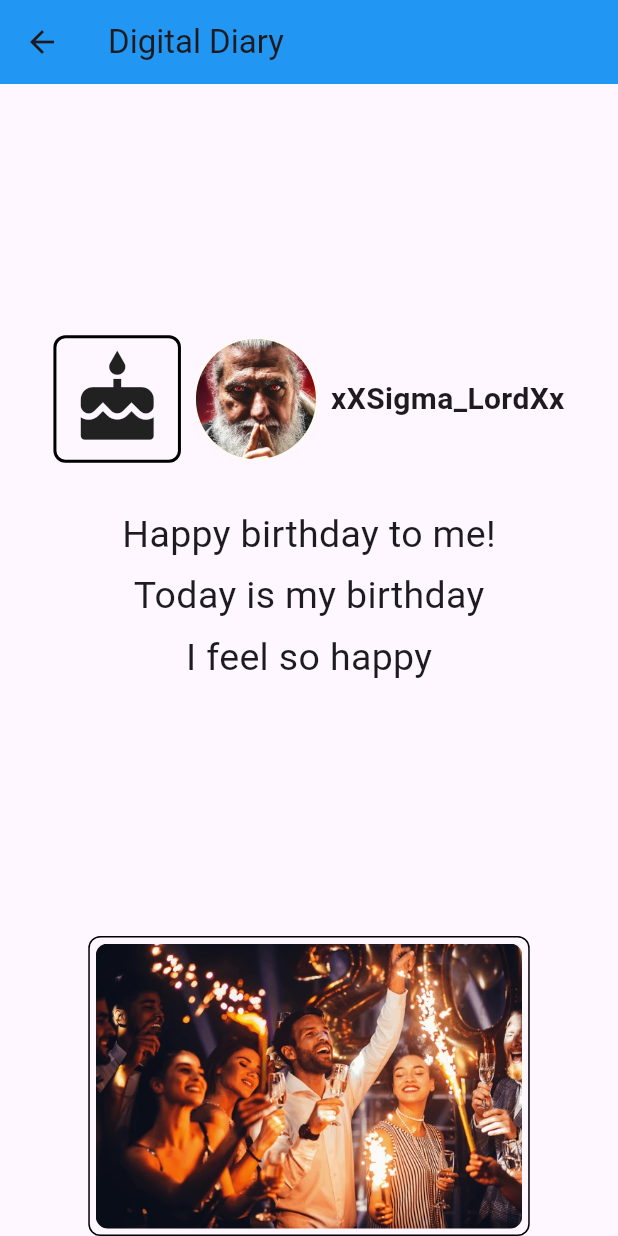
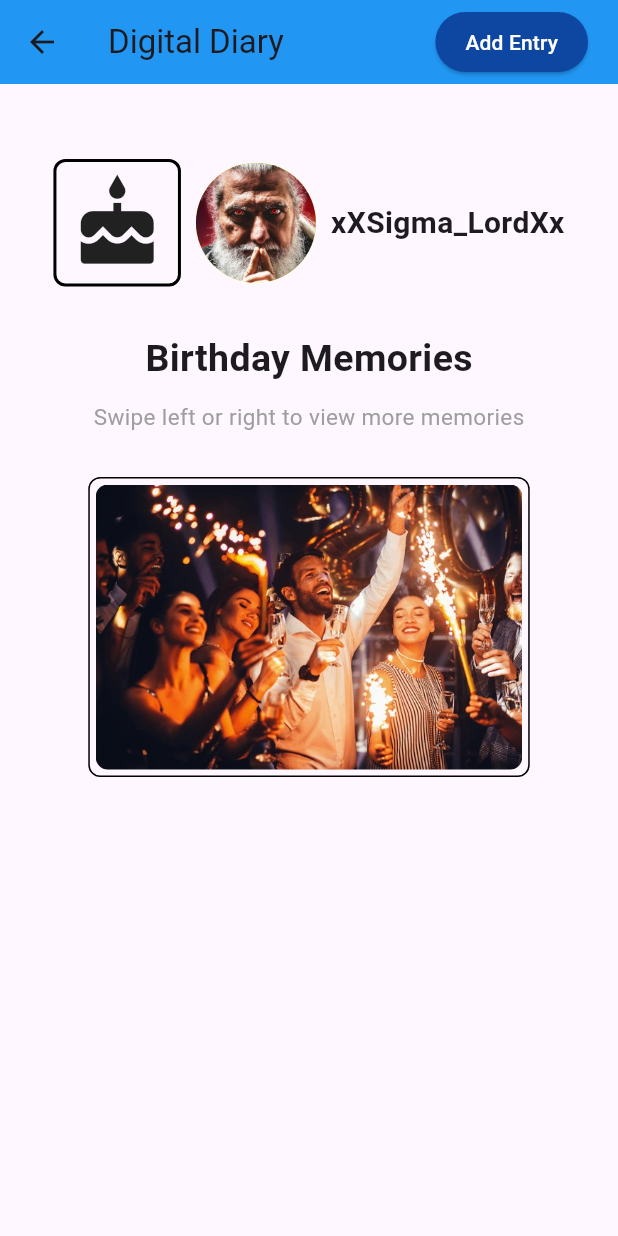
Before and after one commit to RPCARBO/cc206-digital_diary, a Flutter app: the DiaryLog screen opened by its route, on a phone screen of 412 x 824 dp. Run offline on Flutter 3.47's test engine with Material 3 defaults, Android fonts, the phone set to English and light mode, and no system bars; our stand-ins replace confetti.

Commit message:
Implemented routing and other critical features

```diff
--- a/cc206_digital_diary/analysis_options.yaml
+++ b/cc206_digital_diary/analysis_options.yaml
@@ -7,6 +7,9 @@
 
 # The following line activates a set of recommended lints for Flutter apps,
 # packages, and plugins designed to encourage good coding practices.
+analyzer:
+  errors:
+    library_private_types_in_public_api: ignore
 include: package:flutter_lints/flutter.yaml
 
 linter:
--- a/cc206_digital_diary/lib/features/diary_log.dart
+++ b/cc206_digital_diary/lib/features/diary_log.dart
@@ -1,9 +1,10 @@
 // ignore_for_file: unused_field
 
+import 'dart:math';
 import 'package:flutter/material.dart';
 import 'display_user_avatar.dart'; // Import the UserAvatar widget
 import 'package:confetti/confetti.dart'; // Import the Confetti package
-import 'dart:math'; // For blastDirection
+import 'diary_entry.dart'; // Import the DiaryEntry screen
 
 class DiaryLog extends StatefulWidget {
   const DiaryLog({super.key});
@@ -16,7 +17,6 @@ class DiaryLog extends StatefulWidget {
   ];
 
   @override
-  // ignore: library_private_types_in_public_api
   _DiaryLogState createState() => _DiaryLogState();
 }
 
@@ -28,7 +28,10 @@ class _DiaryLogState extends State<DiaryLog> with SingleTickerProviderStateMixin
   late AnimationController _animationController;
   late Animation<double> _animation;
 
-  double _fontsize = 25.0;
+  final double _fontsize = 25.0;
+  double _scaleFactor = 1.0; // Variable to track scale factor
+
+  final List<Map<String, dynamic>> _entries = []; // List to store diary entries
 
   @override
   void initState() {
@@ -95,8 +98,28 @@ class _DiaryLogState extends State<DiaryLog> with SingleTickerProviderStateMixin
 
   void _onScaleUpdate(ScaleUpdateDetails details) {
     setState(() {
-      _fontsize = (25.0 * details.scale).clamp(15.0, 50.0);
+      _scaleFactor = (details.scale).clamp(0.5, 2.0); // Scale between 0.5 and 2.0
     });
+  }
+
+  void _onScaleEnd(ScaleEndDetails details) {
+    // Reset scale factor after gesture ends
+    setState(() {
+      _scaleFactor = 1.0;
+    });
+  }
+
+  void _navigateToAddEntry() async {
+    final newEntry = await Navigator.push<Map<String, dynamic>>(
+      context,
+      MaterialPageRoute(builder: (context) => const DiaryEntry()),
+    );
+
+    if (newEntry != null) {
+      setState(() {
+        _entries.add(newEntry); // Add the new entry to the list
+      });
+    }
   }
 
   @override
@@ -105,15 +128,32 @@ class _DiaryLogState extends State<DiaryLog> with SingleTickerProviderStateMixin
       appBar: AppBar(
         title: const Text('Digital Diary'),
         backgroundColor: Colors.blue,
+        actions: [
+          Padding(
+            padding: const EdgeInsets.only(right: 20.0),
+            child: ElevatedButton(
+              onPressed: _navigateToAddEntry,
+              style: ElevatedButton.styleFrom(
+                backgroundColor: Colors.blue[900], // Slightly darker than blue
+                padding: const EdgeInsets.symmetric(horizontal: 20, vertical: 10),
+              ),
+              child: const Text(
+                'Add Entry',
+                style: TextStyle(color: Colors.white),
+              ),
+            ),
+          )
+        ],
       ),
       body: Stack(
         children: [
           GestureDetector(
             onHorizontalDragEnd: _onHorizontalDragEnd,
-            onScaleUpdate: _onScaleUpdate, // Trigger live scaling on pinch
+            onScaleUpdate: _onScaleUpdate,
+            onScaleEnd: _onScaleEnd, // Add the scale end callback
             child: Column(
               children: [
-                const Spacer(), // Pushes the content below
+                const SizedBox(height: 50),
                 Row(
                   mainAxisAlignment: MainAxisAlignment.center,
                   children: [
@@ -133,7 +173,7 @@ class _DiaryLogState extends State<DiaryLog> with SingleTickerProviderStateMixin
                         ),
                       ),
                     ),
-                    const SizedBox(width: 10), // Space between icon and avatar
+                    const SizedBox(width: 10),
                     const Row(
                       children: [
                         UserAvatar(imageUrl: 'assets/avatar.jpg'), // Temporary avatar
@@ -146,33 +186,29 @@ class _DiaryLogState extends State<DiaryLog> with SingleTickerProviderStateMixin
                     ),
                   ],
                 ),
-                const SizedBox(height: 30), // Space adjustment between Row and text
+                const SizedBox(height: 30),
                 Center(
                   child: Column(
                     children: [
                       Text(
-                        "Happy birthday to me!",
-                        style: TextStyle(fontSize: _fontsize), // Adjust font size
+                        'Birthday Memories',
+                        style: TextStyle(fontSize: _fontsize, fontWeight: FontWeight.bold),
                       ),
-                      const SizedBox(height: 5),
+                      const SizedBox(height: 10),
                       Text(
-                        "Today is my birthday",
-                        style: TextStyle(fontSize: _fontsize),
-                      ),
-                      const SizedBox(height: 5),
-                      Text(
-                        "I feel so happy",
-                        style: TextStyle(fontSize: _fontsize),
+                        'Swipe left or right to view more memories',
+                        style: TextStyle(fontSize: 15, color: Colors.grey),
                       ),
                     ],
                   ),
                 ),
-                const Spacer(),
+                const SizedBox(height: 30),
+                // Updated SizedBox to reflect the scaling effect
                 SizedBox(
-                  height: 200,
+                  height: 200 * _scaleFactor, // Scale height based on the scale factor
                   child: Center(
                     child: Container(
-                      padding: const EdgeInsets.all(4), // Padding for image container
+                      padding: const EdgeInsets.all(4),
                       decoration: BoxDecoration(
                         border: Border.all(color: Colors.black, width: 1),
                         borderRadius: BorderRadius.circular(8),
@@ -185,6 +221,27 @@ class _DiaryLogState extends State<DiaryLog> with SingleTickerProviderStateMixin
                         ),
                       ),
                     ),
+                  ),
+                ),
+                const SizedBox(height: 20),
+                // Display diary entries
+                Expanded(
+                  child: ListView.builder(
+                    itemCount: _entries.length,
+                    itemBuilder: (context, index) {
+                      final entry = _entries[index];
+                      return Card(
+                        margin: const EdgeInsets.symmetric(vertical: 5, horizontal: 10),
+                        child: ListTile(
+                            title: Text(
+                            (entry['title'] ?? 'Untitled').toUpperCase(),
+                            style: const TextStyle(fontWeight: FontWeight.bold, fontSize: 16),
+                            ),
+                          subtitle: Text(entry['body'] ?? 'No content', style: const TextStyle(fontSize: 14)
+                          ),
+                        ),
+                      );
+                    },
                   ),
                 ),
               ],
--- a/cc206_digital_diary/lib/features/display_user_avatar.dart
+++ b/cc206_digital_diary/lib/features/display_user_avatar.dart
@@ -5,10 +5,10 @@ class UserAvatar extends StatelessWidget {
   final double radius;
 
   const UserAvatar({
-    Key? key,
+    super.key,
     required this.imageUrl,
     this.radius = 40.0,
-  }) : super(key: key);
+  });
 
   @override
   Widget build(BuildContext context) {
--- a/cc206_digital_diary/lib/features/homepage.dart
+++ b/cc206_digital_diary/lib/features/homepage.dart
@@ -17,7 +17,7 @@ class _HomePageState extends State<HomePage> {
 
   void _login() {
     if (_formKey.currentState!.validate()) {
-      Navigator.pushNamed(context, '/diaryLog');
+      Navigator.pushNamed(context, '/DiaryLog');
     }
   }
 
--- a/cc206_digital_diary/pubspec.yaml
+++ b/cc206_digital_diary/pubspec.yaml
@@ -35,6 +35,9 @@ dependencies:
   # The following adds the Cupertino Icons font to your application.
   # Use with the CupertinoIcons class for iOS style icons.
   cupertino_icons: ^1.0.8
+  confetti: ^0.8.0
+  image_picker: ^1.1.2
+  logger: ^2.4.0
 
 dev_dependencies:
   flutter_test:
@@ -45,7 +48,7 @@ dev_dependencies:
   # activated in the `analysis_options.yaml` file located at the root of your
   # package. See that file for information about deactivating specific lint
   # rules and activating additional ones.
-  flutter_lints: ^4.0.0
+  flutter_lints: ^5.0.0
 
 # For information on the generic Dart part of this file, see the
 # following page: https://dart.dev/tools/pub/pubspec
```
Also changed, not shown: cc206_digital_diary/lib/features/diary_entry.dart (added, +86 -0 lines), cc206_digital_diary/lib/main.dart (+10 -4 lines), cc206_digital_diary/pubspec.lock, 8 other files.
